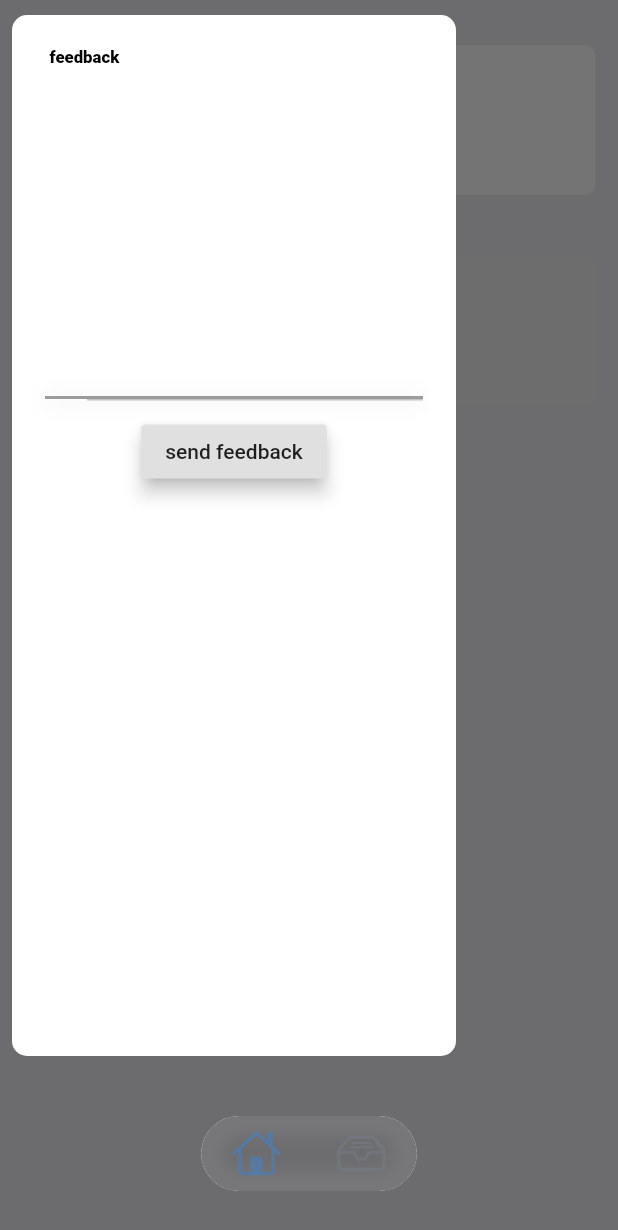
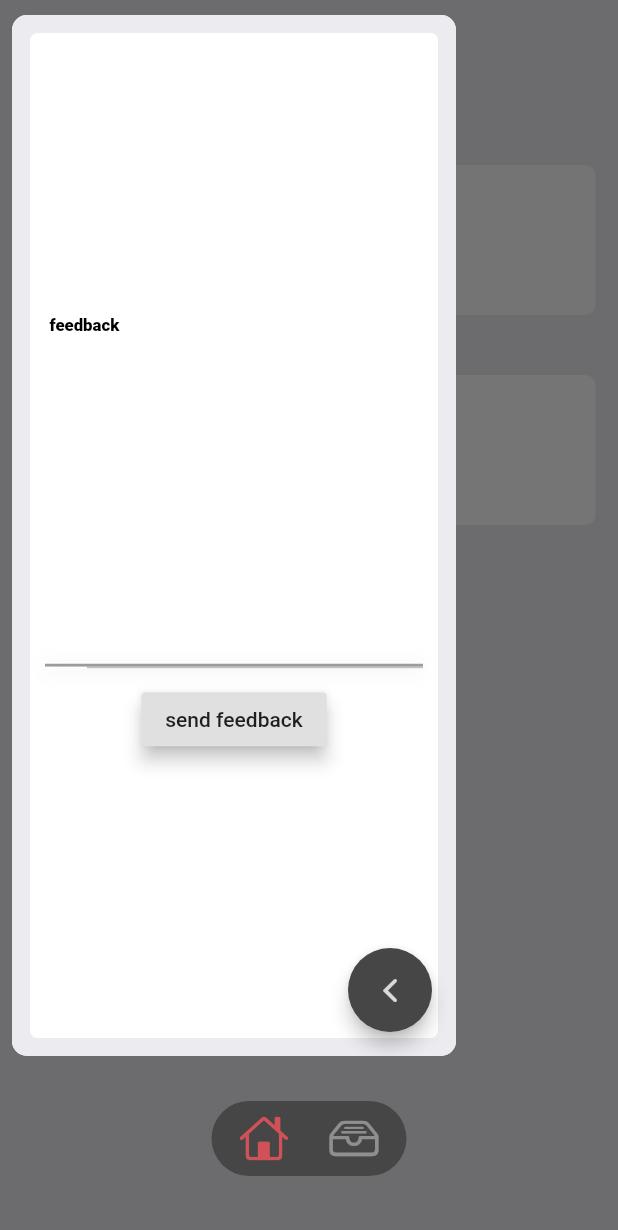
Before and after one commit to willroyMyles/wrg-flutter-app, a Flutter app: the screen it shows after launch, in the side drawer, after a tap on "feedback", on a phone screen of 412 x 824 dp. Shown: the top 1230 px of the screen. Run offline on Flutter 3.47's test engine with Material 2 defaults, Android fonts, the phone set to English and light mode, and no system bars; our stand-ins replace csv, dio, firebase_auth, firebase_core, flutter_keyboard_visibility, flutter_svg and 8 more; missing offline and left inert: dart:ffi; accounts and stored records are empty.

Commit message:
Added fabs

```diff
--- a/lib/backend/extensions/widget.extension.dart
+++ b/lib/backend/extensions/widget.extension.dart
@@ -54,16 +54,15 @@ extension WD on Widget {
     return Container(
       clipBehavior: Clip.antiAlias,
       decoration: BoxDecoration(
-        border: Border.all(width: 2, color: ts.white.withOpacity(1)),
-        // gradient: ts.fin,
-        borderRadius: BorderRadius.circular(100),
-        // boxShadow: [BoxShadow(color: ts.blue.withOpacity(.4))],
-        // color: Colors.transparent
-      ),
+          border: Border.all(width: 2, color: ts.white.withOpacity(1)),
+          // gradient: ts.fin,
+          borderRadius: BorderRadius.circular(100),
+          // boxShadow: [BoxShadow(color: ts.blue.withOpacity(.4))],
+          color: ts.grey1.withOpacity(0)),
       child: BackdropFilter(
         filter: ImageFilter.blur(
-          sigmaX: 10,
-          sigmaY: 10,
+          sigmaX: 5,
+          sigmaY: 5,
         ),
         child: this,
       ),
--- a/lib/backend/services/service.httpExecutor.dart
+++ b/lib/backend/services/service.httpExecutor.dart
@@ -155,7 +155,11 @@ class HttpExecutor extends GetxController with ApiAuth, BaseExecutor {
     }
   }
 
-  getConversations() {}
+  getConversations() async {
+    try {
+      // var res = await dio.post(path);
+    } catch (e) {}
+  }
 
   addMessageToConversation(ConversationModel model, MessagesModel msg) async {
     try {
--- a/lib/fontend/components/avatar.dart
+++ b/lib/fontend/components/avatar.dart
@@ -4,7 +4,7 @@ class WRGAvatar extends StatelessWidget {
   final double size;
   final String imgSrc;
 
-  const WRGAvatar({Key key, this.size = 25, this.imgSrc}) : super(key: key);
+  const WRGAvatar({Key key, this.size = 30, this.imgSrc}) : super(key: key);
   @override
   Widget build(BuildContext context) {
     return Container(
@@ -12,7 +12,7 @@ class WRGAvatar extends StatelessWidget {
       height: size,
       width: size,
       decoration: BoxDecoration(
-          borderRadius: BorderRadius.circular(4),
+          borderRadius: BorderRadius.circular(40),
           image: DecorationImage(
               image: Image.network(imgSrc).image, fit: BoxFit.cover)),
     );
--- a/lib/fontend/components/item.watching.dart
+++ b/lib/fontend/components/item.watching.dart
@@ -71,13 +71,13 @@ class WatchingItem extends StatelessWidget {
                   ),
                   Container(
                     child: Transform.scale(
-                      scale: .0,
+                      scale: 0,
                       child: Row(
                         mainAxisAlignment: MainAxisAlignment.center,
                         children: [
                           Container(
                             margin: EdgeInsets.symmetric(vertical: 0),
-                            width: 50,
+                            width: 45,
                             height: 50,
                             alignment: Alignment.center,
                             decoration: BoxDecoration(
--- a/lib/fontend/components/loading.dart
+++ b/lib/fontend/components/loading.dart
@@ -6,7 +6,6 @@ class LoadingView extends StatelessWidget {
   @override
   Widget build(BuildContext context) {
     return Container(
-      color: Colors.white,
       alignment: Alignment.center,
       child: Container(
         child: CircularProgressIndicator(),
--- a/lib/fontend/pages/discover/state.discover.dart
+++ b/lib/fontend/pages/discover/state.discover.dart
@@ -25,7 +25,9 @@ class DiscoverState extends GetxController with StateMixin {
     info.feed.listen((posts) {
       map.addAll(Map<String, PostModel>.from(posts));
       if (map.length == 0) return change("", status: RxStatus.empty());
-      return change("", status: RxStatus.success());
+      Future.delayed(Duration(milliseconds: 2250), () {
+        return change("", status: RxStatus.success());
+      });
     });
     // filter = ["all", ...Status.values.map((e) => e.toString())];
   }
--- a/lib/fontend/pages/feedback/view.feedback.dart
+++ b/lib/fontend/pages/feedback/view.feedback.dart
@@ -1,3 +1,4 @@
+import 'package:flutter/cupertino.dart';
 import 'package:flutter/material.dart';
 import 'package:get/get.dart';
 import 'package:wrg2/backend/extensions/ext.dart';
@@ -10,8 +11,14 @@ class FeedbackView extends StatelessWidget {
 
   @override
   Widget build(BuildContext context) {
-    return Material(
-      child: Container(
+    return Scaffold(
+      floatingActionButton: FloatingActionButton(
+        onPressed: () {
+          Navigator.of(context).pop();
+        },
+        child: Icon(CupertinoIcons.back),
+      ),
+      body: Container(
         // height: 300,
         decoration: BoxDecoration(
           color: Colors.white,
@@ -20,6 +27,7 @@ class FeedbackView extends StatelessWidget {
         margin: EdgeInsets.symmetric(horizontal: 12, vertical: 12),
         padding: EdgeInsets.symmetric(horizontal: 10, vertical: 10),
         child: Column(
+          mainAxisAlignment: MainAxisAlignment.center,
           children: [
             TextFormField(
               controller: controller.textEditingController,
--- a/lib/fontend/pages/personal/view.personal.dart
+++ b/lib/fontend/pages/personal/view.personal.dart
@@ -1,6 +1,8 @@
+import 'package:flutter/cupertino.dart';
 import 'package:flutter/material.dart';
 import 'package:get/get.dart';
 import 'package:wrg2/backend/extensions/ext.dart';
+import 'package:wrg2/backend/services/service.api.dart';
 import 'package:wrg2/backend/services/service.information.dart';
 import 'package:wrg2/fontend/pages/conversation/section/view.conversationSection.dart';
 import 'package:wrg2/fontend/pages/watching/section/view.watchingSection.dart';
@@ -12,16 +14,48 @@ class Personal extends StatefulWidget {
 
 class _PersonalState extends State<Personal> {
   final infoService = Get.find<InformationService>();
+  final service = Get.find<APIService>();
 
   @override
   Widget build(BuildContext context) {
     return Scaffold(
       body: SafeArea(
         child: Container(
+            padding: EdgeInsets.only(top: 30),
             alignment: Alignment.center,
             child: CustomScrollView(
               physics: BouncingScrollPhysics(),
               slivers: [
+                SliverAppBar(
+                  toolbarHeight: 50,
+                  title: Obx(() => infoService.isSignedIn.value
+                      ? Text(
+                          "Hello ${service.userInfo.value.username}",
+                          style: TextStyle(color: ts.grey),
+                        )
+                      : Text("personal")),
+                  leading: InkWell(
+                    onTap: () {
+                      Scaffold.of(context).openDrawer();
+                    },
+                    child: Container(
+                      padding:
+                          EdgeInsets.symmetric(horizontal: 10, vertical: 10),
+                      child: Obx(
+                        () => infoService.isSignedIn.value
+                            ? CircleAvatar(
+                                backgroundImage: Image.network(
+                                        service.userInfo.value.userImageUrl)
+                                    .image,
+                                radius: 10,
+                              )
+                            : Icon(
+                                CupertinoIcons.person,
+                              ),
+                      ),
+                    ),
+                  ),
+                ),
                 SliverToBoxAdapter(
                   child: ConversationSection(),
                 ),
--- a/lib/fontend/pages/view.homepage.dart
+++ b/lib/fontend/pages/view.homepage.dart
@@ -116,26 +116,21 @@ class HomePageView extends StatelessWidget {
           ),
         ),
         Positioned(
-          bottom: 30,
+          bottom: 40,
           // right: 20,
-          child: GestureDetector(
-            onTap: () {
-              Get.to(() => CreatePost());
-            },
           child: Builder(builder: (context) {
-              var width = 50.0;
-              var height = 50.0;
             return Container(
-                height: height,
+              height: 70,
               width: Get.width,
-                alignment: Alignment.center,
+              alignment: Alignment.bottomCenter,
               child: Row(
                 mainAxisAlignment: MainAxisAlignment.center,
                 children: [
                   Container(
                     clipBehavior: Clip.antiAlias,
+                    padding: EdgeInsets.symmetric(horizontal: 10),
                     decoration: BoxDecoration(
-                        // color: ts.grey1,
+                      color: ts.grey1,
                       borderRadius: BorderRadius.circular(50),
                       // boxShadow: [
                       //   BoxShadow(
@@ -145,18 +140,21 @@ class HomePageView extends StatelessWidget {
                       // ]
                     ),
                     child: Row(
+                      crossAxisAlignment: CrossAxisAlignment.start,
+                      mainAxisAlignment: MainAxisAlignment.center,
                       children: [
                         buildTab(CupertinoIcons.house, 0),
+                        SizedBox(
+                          width: 10,
+                        ),
                         buildTab(CupertinoIcons.tray_full, 1),
-                          // buildTab(CupertinoIcons.add_circled, 2),
                       ],
-                      ).glass(),
+                    ),
                   ),
                 ],
               ),
             );
           }),
-          ),
         )
       ],
     );
@@ -167,23 +165,23 @@ class HomePageView extends StatelessWidget {
       init: controller,
       builder: (controller) {
         var selected = i == controller.currentIndex.value;
-        return Material(
-          child: InkWell(
+        return GestureDetector(
           onTap: () {
             controller.onIndexTapped(i);
           },
-            child: Container(
-              width: 50,
-              height: 50,
-              margin: EdgeInsets.symmetric(horizontal: 10),
-              padding: EdgeInsets.all(5),
+          child: AnimatedContainer(
+            duration: Duration(milliseconds: 350),
+            width: selected ? 50 : 50,
+            height: selected ? 50 : 50,
+            // margin: EdgeInsets.symmetric(horizontal: 10),
+            // padding: EdgeInsets.all(10),
             alignment: Alignment.center,
             child: Icon(
               data,
               size: 33,
-                color: selected ? ts.blue : ts.grey.withOpacity(.5),
+
+              color: selected ? ts.red : ts.white.withOpacity(.5),
               // color: ts.fg.value,
-              ),
             ),
           ),
         );
--- a/lib/fontend/pages/watching/section/view.watchingSection.dart
+++ b/lib/fontend/pages/watching/section/view.watchingSection.dart
@@ -104,8 +104,7 @@ class WatchingSection extends StatelessWidget {
         padding: EdgeInsets.all(30),
         margin: EdgeInsets.symmetric(vertical: 10, horizontal: 15),
         decoration: BoxDecoration(
-            color: Colors.grey.shade200,
-            borderRadius: BorderRadius.circular(7)),
+            color: Colors.white, borderRadius: BorderRadius.circular(7)),
         child: Text("Not watching any posts as yet...").hunch(),
       ),
     );
```
Also changed, not shown: lib/fontend/components/item.comment.dart (+5 -6 lines), lib/fontend/pages/discover/view.discover.dart (+11 -6 lines), lib/fontend/pages/discover_details/state.details.dart (+21 -14 lines), lib/fontend/pages/profile/view.profile.dart (+36 -0 lines). Lines whose indentation alone changed are shown as unchanged.
